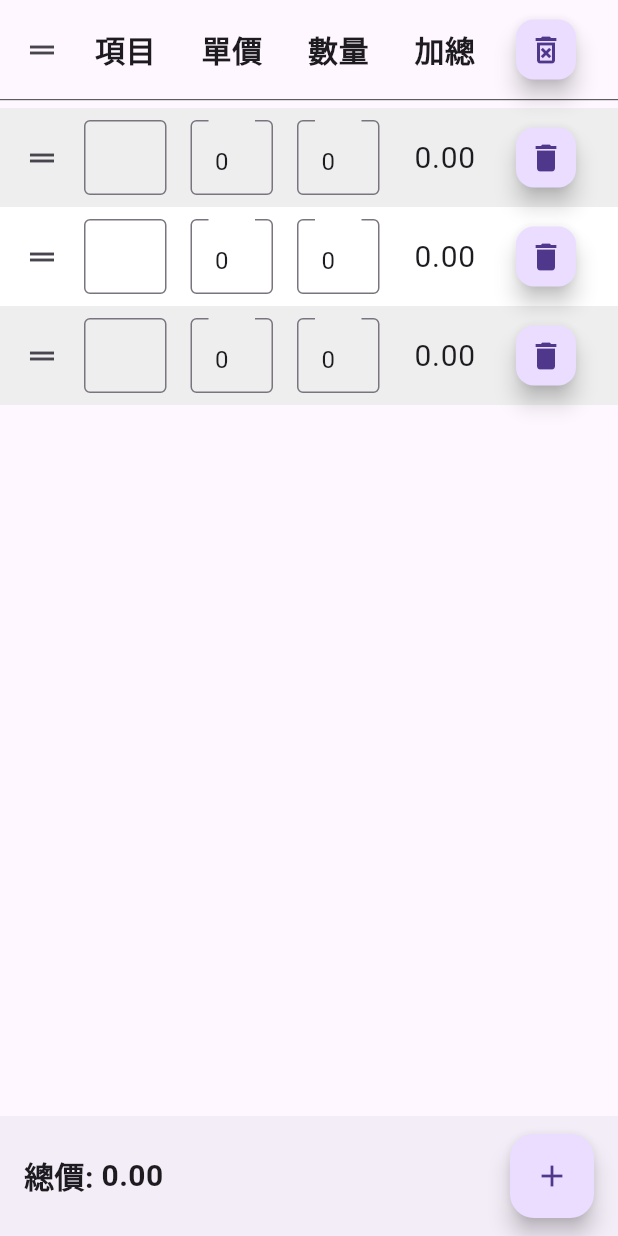
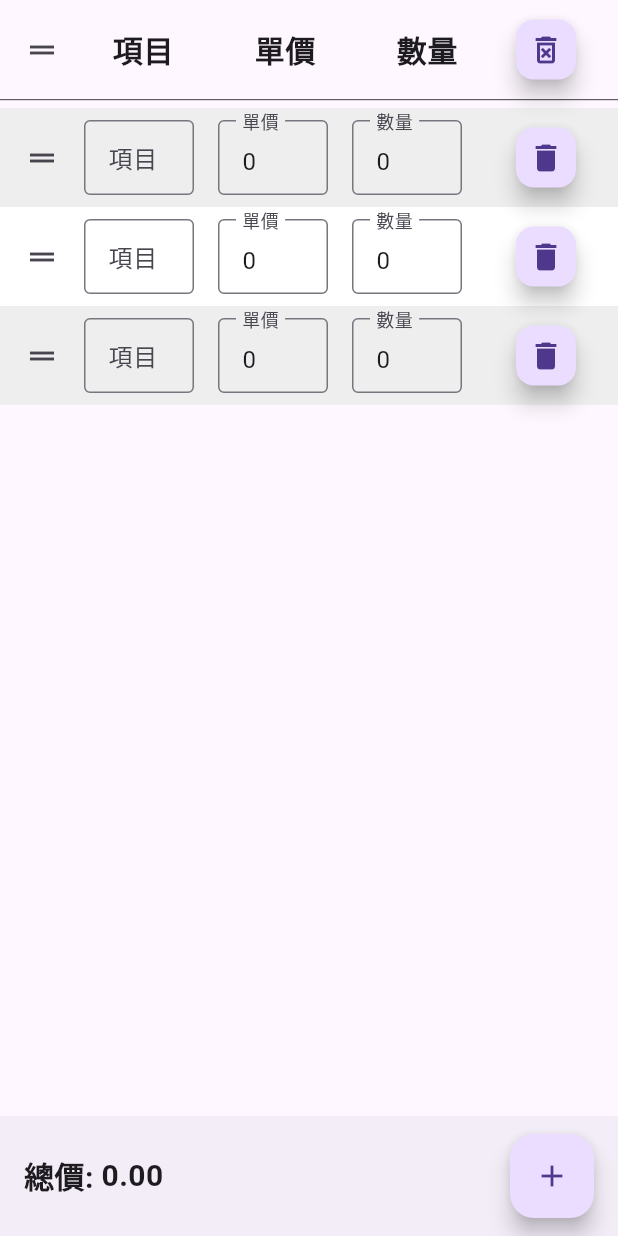
Before and after one commit to tkdstkdstkds/flutter_calculator, a Flutter app: the screen it shows after launch, on a phone screen of 412 x 824 dp. Run offline on Flutter 3.47's test engine with Material 3 defaults, Android fonts, the phone set to English and light mode, and no system bars; our stand-ins replace bloc, bloc_concurrency, flutter_bloc, hive, hive_flutter; accounts and stored records are empty.

Commit message:
feat: comment itemPriceTotal field, and set item price to integer text.

```diff
--- a/lib/home_page/view/home_page_list_item_row.dart
+++ b/lib/home_page/view/home_page_list_item_row.dart
@@ -46,18 +46,18 @@ Widget createFieldRow(BuildContext context) {
         ),
         const SizedBox(width: 16),
 
-        const Expanded(
-          child: Center(
-            child: Text(
-              '加總',
-              style: TextStyle(
-                fontSize: 20,
-                fontWeight: FontWeight.bold,
-              ),
-            ),
-          ),
-        ),
-        const SizedBox(width: 16),
+        // const Expanded(
+        //   child: Center(
+        //     child: Text(
+        //       '加總',
+        //       style: TextStyle(
+        //         fontSize: 20,
+        //         fontWeight: FontWeight.bold,
+        //       ),
+        //     ),
+        //   ),
+        // ),
+        // const SizedBox(width: 16),
 
         FloatingActionButton(
           mini: true,
@@ -96,18 +96,19 @@ Widget createTextFieldRow(BuildContext context, int index) {
           Expanded(
             child: TextField(
               controller: TextEditingController(
-                text: (currentItemModel.itemSinglePrice == 0) ? '0' : currentItemModel.itemSinglePrice.toStringAsFixed(2)),
+                text: (currentItemModel.itemSinglePrice == 0) ? '0' : currentItemModel.itemSinglePrice.toInt.toString()),
               decoration: const InputDecoration(
                 border: OutlineInputBorder(),
                 labelText: '單價',
               ),
               inputFormatters: [
                 // allow only numbers and one dot
-                FilteringTextInputFormatter.allow(RegExp(r'^(\d+)?\.?\d{0,2}')),
-                //FilteringTextInputFormatter.digitsOnly,
+                //FilteringTextInputFormatter.allow(RegExp(r'^(\d+)?\.?\d{0,2}')),
+                FilteringTextInputFormatter.digitsOnly,
                 LeadingZeroFormatter(),
               ],
               keyboardType: TextInputType.number,
+              //keyboardType: const TextInputType.numberWithOptions(decimal: true),
 
               onChanged: (value) {
                 if (value.isEmpty) return;
@@ -142,35 +143,35 @@ Widget createTextFieldRow(BuildContext context, int index) {
 
           const SizedBox(width: 16),
 
-          Expanded(
-            child: Center(
-              child:
-                BlocBuilder<HomePageListItemBloc, HomePageListItemState>(
-                  builder: (_, state) {
-                      double itemTotalPrice;
-                      switch(state) {
-                        case HomePageListItemUpdateState _:
-                          itemTotalPrice = (currentItemModel == state.updatedItemModel)
-                            ? state.updatedItemModel.itemTotalPrice
-                            : currentItemModel.itemTotalPrice;
-                          break;
+          // Expanded(
+          //   child: Center(
+          //     child:
+          //       BlocBuilder<HomePageListItemBloc, HomePageListItemState>(
+          //         builder: (_, state) {
+          //             double itemTotalPrice;
+          //             switch(state) {
+          //               case HomePageListItemUpdateState _:
+          //                 itemTotalPrice = (currentItemModel == state.updatedItemModel)
+          //                   ? state.updatedItemModel.itemTotalPrice
+          //                   : currentItemModel.itemTotalPrice;
+          //                 break;
 
-                        default:
-                          itemTotalPrice = currentItemModel.itemTotalPrice;
-                          break;
-                      }
-                      return Text(
-                          itemTotalPrice.toStringAsFixed(2),
-                          maxLines: 1,
-                          style: const TextStyle(
-                            fontSize: 20,
-                          )
-                        );
-                    },
+          //               default:
+          //                 itemTotalPrice = currentItemModel.itemTotalPrice;
+          //                 break;
+          //             }
+          //             return Text(
+          //                 itemTotalPrice.toStringAsFixed(2),
+          //                 maxLines: 1,
+          //                 style: const TextStyle(
+          //                   fontSize: 20,
+          //                 )
+          //               );
+          //           },
 
-                )
-            ),
-          ),
+          //       )
+          //   ),
+          // ),
 
           const SizedBox(width: 16),
 
```
